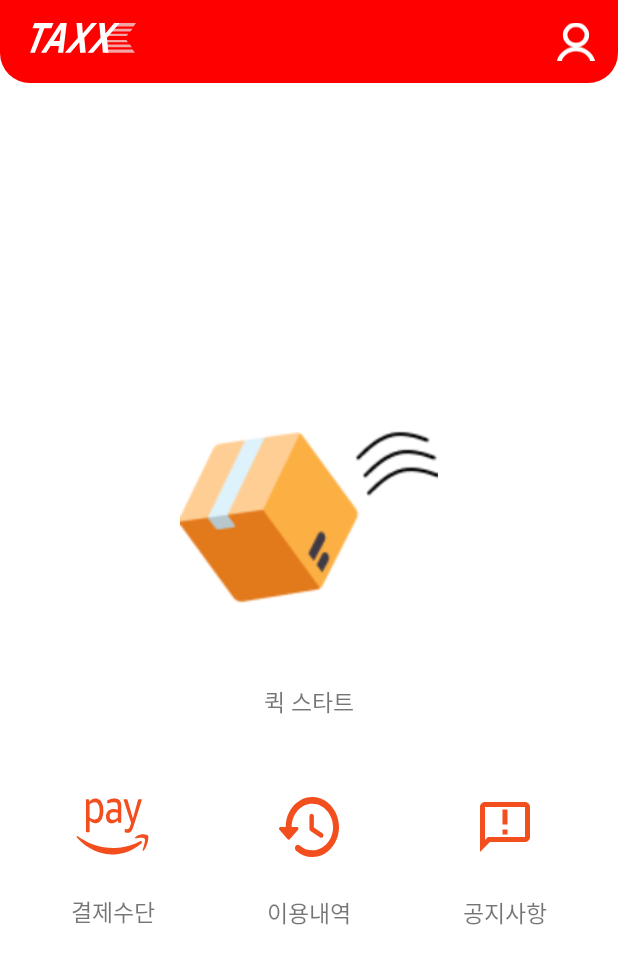
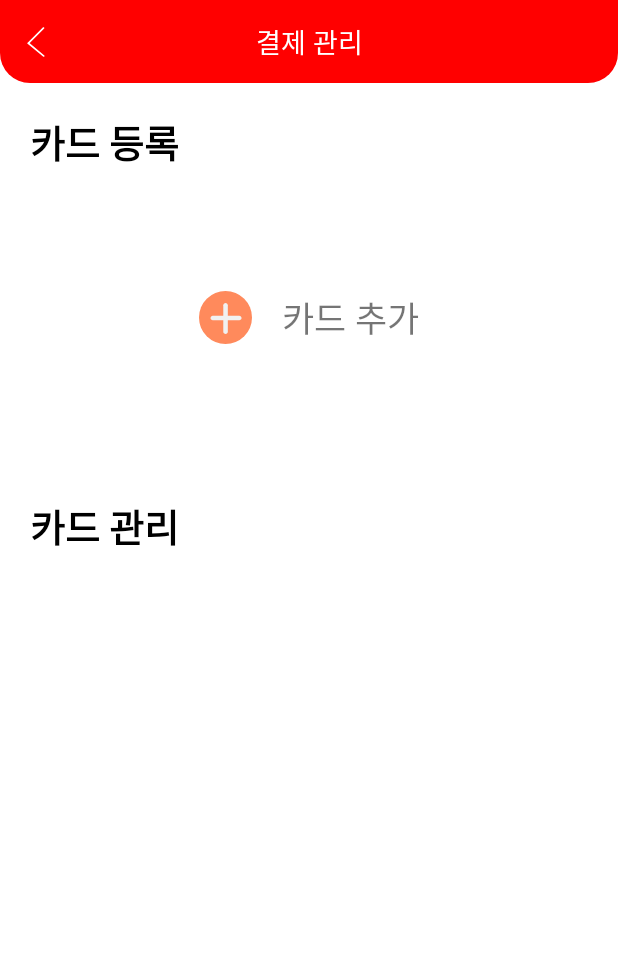
Before and after one commit to Hackerthon-TAXX/taxx-android, an Android app: the MainActivity screen opened directly, with no data from a screen before it, after a tap on an icon or button, on a phone screen of 412 x 824 dp. Shown: the top 964 px of the screen. Run offline under Robolectric (Android 15) with nearby library versions, the light colour scheme and no system bars; our stand-ins replace data binding.

Commit message:
payment 뷰 xml(viewPager 미구현)

```diff
--- a/app/build.gradle
+++ b/app/build.gradle
@@ -70,4 +70,7 @@ dependencies {
     // Glide
     implementation 'com.github.bumptech.glide:glide:4.15.1'
 
+    //viewPager2
+    implementation 'androidx.viewpager2:viewpager2:1.0.0'
+
 }
--- a/app/src/main/AndroidManifest.xml
+++ b/app/src/main/AndroidManifest.xml
@@ -87,6 +87,12 @@
 
         </activity>
 
+        <activity android:name=".presentation.payment.PaymentActivity"
+            android:exported="true"
+            android:screenOrientation="portrait">
+
+        </activity>
+
         <activity
             android:name="com.kakao.sdk.auth.AuthCodeHandlerActivity"
             android:exported="true"
--- /dev/null
+++ b/app/src/main/java/com/android/taxx/model/payment/Card.kt
@@ -0,0 +1,12 @@
+package com.android.taxx.model.payment
+
+import android.content.Context
+
+data class Card(
+    var cardCompany: String,
+    var image: String
+) {
+    fun getImageId(context: Context): Int {
+        return context.resources.getIdentifier(image, "drawable", context.packageName)
+    }
+}
--- a/app/src/main/java/com/android/taxx/presentation/main/MainActivity.kt
+++ b/app/src/main/java/com/android/taxx/presentation/main/MainActivity.kt
@@ -5,6 +5,7 @@ import android.os.Bundle
 import com.android.taxx.R
 import com.android.taxx.databinding.ActivityMainBinding
 import com.android.taxx.presentation.mypage.MyPageActivity
+import com.android.taxx.presentation.payment.PaymentActivity
 import com.android.taxx.presentation.quickrequest.QuickRequestActivity
 import com.android.taxx.presentation.usagehistory.UsageHistoryActivity
 import com.android.taxx.util.binding.BindingActivity
@@ -19,7 +20,8 @@ class MainActivity : BindingActivity<ActivityMainBinding>(R.layout.activity_main
 
     private fun initClickListener() {
         binding.ivMainPayment.setSingleOnClickListener {
-            // TODO 결제 수단 화면
+            val intentToPayment = Intent(this, PaymentActivity::class.java)
+            startActivity(intentToPayment)
         }
         binding.ivMainAnnouncement.setSingleOnClickListener {
             // TODO 공지사항 웹 뷰
--- /dev/null
+++ b/app/src/main/java/com/android/taxx/presentation/payment/PaymentActivity.kt
@@ -0,0 +1,20 @@
+package com.android.taxx.presentation.payment
+
+import android.os.Bundle
+import com.android.taxx.R
+import com.android.taxx.databinding.ActivityPaymentBinding
+import com.android.taxx.model.payment.Card
+import com.android.taxx.util.binding.BindingActivity
+
+class PaymentActivity : BindingActivity<ActivityPaymentBinding>(R.layout.activity_payment) {
+    private val cardList = arrayListOf<Card>(Card("신한카드", "ic_arm"), Card("신한카드", "ic_back"))
+    override fun onCreate(savedInstanceState: Bundle?) {
+        super.onCreate(savedInstanceState)
+        // TODO initAdapter()
+    }
+
+    private fun initAdapter() {
+//        binding.vpPayment.adapter = PaymentAdapter(cardList)
+//        binding.vpPayment.orientation = ViewPager2.ORIENTATION_HORIZONTAL
+    }
+}
--- /dev/null
+++ b/app/src/main/java/com/android/taxx/presentation/payment/PaymentAdapter.kt
@@ -0,0 +1,5 @@
+package com.android.taxx.presentation.payment
+
+import com.android.taxx.model.payment.Card
+
+class PaymentAdapter(private val cardList: ArrayList<Card>)
--- /dev/null
+++ b/app/src/main/res/drawable/ic_card_plus.xml
@@ -0,0 +1,17 @@
+<vector xmlns:android="http://schemas.android.com/apk/res/android"
+    android:width="35dp"
+    android:height="35dp"
+    android:viewportWidth="35"
+    android:viewportHeight="35">
+  <path
+      android:pathData="M17.5,17.5m-17.5,0a17.5,17.5 0,1 1,35 0a17.5,17.5 0,1 1,-35 0"
+      android:fillColor="#FF8A5C"/>
+  <path
+      android:pathData="M7.6,17.832C7.6,17.003 8.272,16.332 9.1,16.332H26.6C27.428,16.332 28.1,17.003 28.1,17.832C28.1,18.66 27.428,19.332 26.6,19.332H9.1C8.272,19.332 7.6,18.66 7.6,17.832Z"
+      android:fillColor="#F1F1F1"
+      android:fillType="evenOdd"/>
+  <path
+      android:pathData="M17.537,28.4C16.709,28.4 16.037,27.728 16.037,26.9V9.4C16.037,8.572 16.709,7.9 17.537,7.9C18.366,7.9 19.037,8.572 19.037,9.4V26.9C19.037,27.728 18.366,28.4 17.537,28.4Z"
+      android:fillColor="#F1F1F1"
+      android:fillType="evenOdd"/>
+</vector>
--- /dev/null
+++ b/app/src/main/res/layout/activity_payment.xml
@@ -0,0 +1,120 @@
+<?xml version="1.0" encoding="utf-8"?>
+<layout xmlns:android="http://schemas.android.com/apk/res/android"
+    xmlns:app="http://schemas.android.com/apk/res-auto">
+
+    <androidx.constraintlayout.widget.ConstraintLayout
+        android:layout_width="match_parent"
+        android:layout_height="match_parent">
+
+        <androidx.constraintlayout.widget.ConstraintLayout
+            android:id="@+id/cl_payment"
+            android:layout_width="match_parent"
+            android:layout_height="55dp"
+            android:background="@drawable/shape_red_appbar"
+            app:layout_constraintTop_toTopOf="parent">
+
+            <ImageView
+                android:id="@+id/iv_payment_back"
+                android:layout_width="wrap_content"
+                android:layout_height="wrap_content"
+                android:layout_marginStart="18dp"
+                android:src="@drawable/back_btn"
+                app:layout_constraintBottom_toBottomOf="parent"
+                app:layout_constraintDimensionRatio="1"
+                app:layout_constraintStart_toStartOf="parent"
+                app:layout_constraintTop_toTopOf="parent" />
+
+            <TextView
+                android:id="@+id/tv_payment"
+                android:layout_width="wrap_content"
+                android:layout_height="0dp"
+                android:gravity="center"
+                android:text="결제 관리"
+                android:textColor="@color/white"
+                android:textSize="18sp"
+                app:layout_constraintBottom_toBottomOf="parent"
+                app:layout_constraintEnd_toEndOf="parent"
+                app:layout_constraintStart_toStartOf="parent"
+                app:layout_constraintTop_toTopOf="parent" />
+        </androidx.constraintlayout.widget.ConstraintLayout>
+
+        <TextView
+            android:id="@+id/tv_payment_add_card"
+            android:layout_width="wrap_content"
+            android:layout_height="wrap_content"
+            android:layout_marginStart="20dp"
+            android:layout_marginTop="20dp"
+            android:text="카드 등록"
+            android:textColor="@color/black"
+            android:textSize="25dp"
+            android:textStyle="bold"
+            app:layout_constraintStart_toStartOf="parent"
+            app:layout_constraintTop_toBottomOf="@+id/cl_payment" />
+
+        <View
+            android:id="@+id/view_payment_first"
+            android:layout_width="match_parent"
+            android:layout_height="2dp"
+            android:layout_marginHorizontal="20dp"
+            android:layout_marginTop="25dp"
+            app:layout_constraintTop_toBottomOf="@id/tv_payment_add_card" />
+
+        <LinearLayout
+            android:id="@+id/ll_payment"
+            android:layout_width="match_parent"
+            android:layout_height="wrap_content"
+            android:gravity="center"
+            android:orientation="horizontal"
+            app:layout_constraintEnd_toEndOf="parent"
+            app:layout_constraintStart_toStartOf="parent"
+            app:layout_constraintTop_toBottomOf="@id/tv_payment_add_card">
+
+
+            <ImageView
+                android:id="@+id/iv_payment_card_plus"
+                android:layout_width="wrap_content"
+                android:layout_height="wrap_content"
+                android:layout_marginVertical="80dp"
+                android:src="@drawable/ic_card_plus" />
+
+            <TextView
+                android:id="@+id/tv_payment_add"
+                android:layout_width="wrap_content"
+                android:layout_height="wrap_content"
+                android:layout_marginStart="20dp"
+                android:text="카드 추가"
+                android:textSize="23dp"
+                app:layout_constraintEnd_toEndOf="parent" />
+        </LinearLayout>
+
+        <View
+            android:id="@+id/view_payment_second"
+            android:layout_width="match_parent"
+            android:layout_height="2dp"
+            android:layout_marginHorizontal="20dp"
+            app:layout_constraintTop_toBottomOf="@+id/ll_payment" />
+
+        <TextView
+            android:id="@+id/tv_payment_management"
+            android:layout_width="wrap_content"
+            android:layout_height="wrap_content"
+            android:layout_marginStart="20dp"
+            android:layout_marginTop="20dp"
+            android:text="카드 관리"
+            android:textColor="@color/black"
+            android:textSize="25dp"
+            android:textStyle="bold"
+            app:layout_constraintStart_toStartOf="parent"
+            app:layout_constraintTop_toBottomOf="@+id/view_payment_second" />
+
+        <androidx.viewpager2.widget.ViewPager2
+            android:id="@+id/vp_payment"
+            android:layout_width="match_parent"
+            android:layout_height="wrap_content"
+            android:orientation="horizontal"
+            app:layout_constraintTop_toBottomOf="@+id/tv_payment_management"
+            android:paddingHorizontal="20dp"/>
+
+
+    </androidx.constraintlayout.widget.ConstraintLayout>
+</layout>
--- /dev/null
+++ b/app/src/main/res/layout/item_payment_card.xml
@@ -0,0 +1,14 @@
+<?xml version="1.0" encoding="utf-8"?>
+<androidx.constraintlayout.widget.ConstraintLayout xmlns:android="http://schemas.android.com/apk/res/android"
+    xmlns:app="http://schemas.android.com/apk/res-auto"
+    android:layout_width="match_parent"
+    android:layout_height="match_parent">
+
+    <ImageView
+        android:id="@+id/iv_item_payment"
+        android:layout_width="match_parent"
+        android:layout_height="wrap_content"
+        app:layout_constraintStart_toStartOf="parent"
+        app:layout_constraintTop_toTopOf="parent" />
+
+</androidx.constraintlayout.widget.ConstraintLayout>
```
Also changed, not shown: app/src/main/java/com/android/taxx/presentation/quickrequest/QuickRequestActivity.kt (+5 -14 lines).
